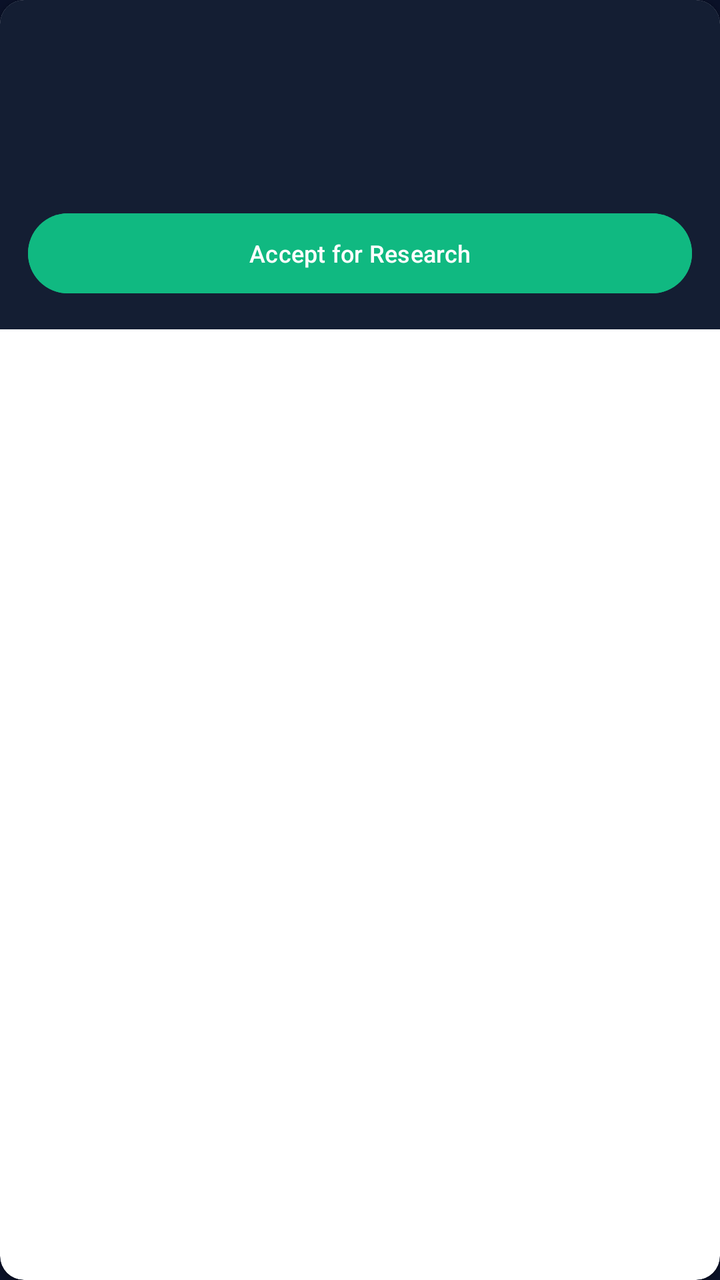
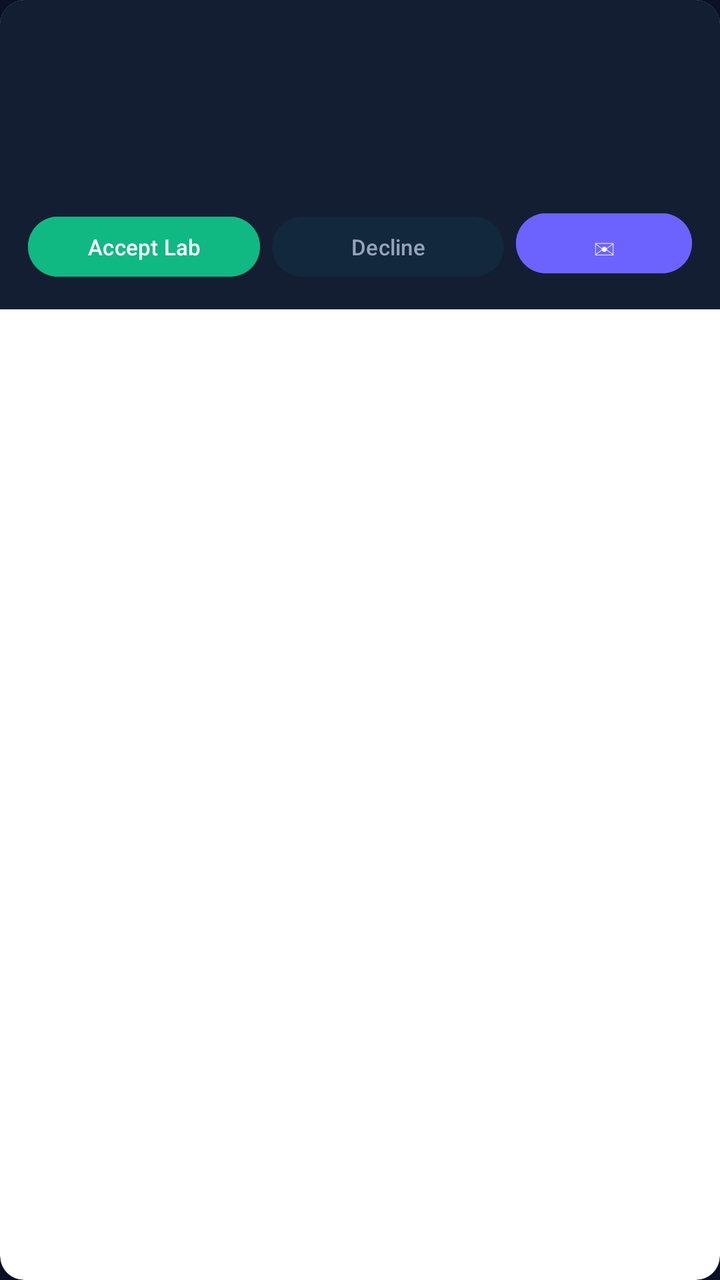

Before-and-after screenshots of an Android layout around one commit, followed by the original layout XML and the change that was made.
<!-- AndroidManifest.xml: application theme Theme.WizardsOfTeligati -->
<!-- res/layout/item_student_applicant.xml -->
<?xml version="1.0" encoding="utf-8"?>
<androidx.cardview.widget.CardView xmlns:android="http://schemas.android.com/apk/res/android"
    xmlns:app="http://schemas.android.com/apk/res-auto"
    android:layout_width="match_parent"
    android:layout_height="wrap_content"
    android:layout_marginVertical="6dp"
    app:cardCornerRadius="12dp">

    <LinearLayout
        android:layout_width="match_parent"
        android:layout_height="wrap_content"
        android:background="@color/card_dark"
        android:orientation="vertical"
        android:padding="14dp">

        <LinearLayout
            android:layout_width="match_parent"
            android:layout_height="wrap_content"
            android:orientation="horizontal">

            <TextView
                android:id="@+id/tvApplicantName"
                android:layout_width="wrap_content"
                android:layout_height="wrap_content"
                android:textColor="@color/text_primary"
                android:textSize="15sp"
                android:textStyle="bold" />

            <View
                android:layout_width="0dp"
                android:layout_height="0dp"
                android:layout_weight="1" />

            <TextView
                android:id="@+id/tvApplicantCgpa"
                android:layout_width="wrap_content"
                android:layout_height="wrap_content"
                android:textColor="@color/emerald_green"
                android:textSize="13sp"
                android:textStyle="bold" />
        </LinearLayout>

        <TextView
            android:id="@+id/tvApplicantDeptRoll"
            android:layout_width="wrap_content"
            android:layout_height="wrap_content"
            android:textColor="@color/accent_purple"
            android:textSize="12sp" />

        <TextView
            android:id="@+id/tvApplicantInterest"
            android:layout_width="wrap_content"
            android:layout_height="wrap_content"
            android:layout_marginTop="4dp"
            android:textColor="@color/mystic_cyan"
            android:textSize="13sp" />

        <TextView
            android:id="@+id/tvApplicantSkills"
            android:layout_width="wrap_content"
            android:layout_height="wrap_content"
            android:layout_marginTop="4dp"
            android:textColor="@color/text_secondary"
            android:textSize="12sp" />

        <Button
            android:id="@+id/btnAcceptApplicant"
            android:layout_width="match_parent"
            android:layout_height="wrap_content"
            android:layout_marginTop="10dp"
            android:backgroundTint="@color/emerald_green"
            android:text="Accept for Research"
            android:textColor="@color/white"
            android:textSize="12sp" />
    </LinearLayout>
</androidx.cardview.widget.CardView>
<!-- resources referenced by this layout -->
<resources>
  <color name="accent_purple">#6C63FF</color>
  <color name="card_dark">#141E33</color>
  <color name="emerald_green">#10B981</color>
  <color name="mystic_cyan">#00ADB5</color>
  <color name="text_primary">#F1F5F9</color>
  <color name="text_secondary">#94A3B8</color>
  <color name="white">#FFFFFF</color>
  <style name="Theme.WizardsOfTeligati" parent="Theme.Material3.DayNight.NoActionBar">
          <item name="colorPrimary">@color/mystic_cyan</item>
          <item name="colorSecondary">@color/accent_purple</item>
          <item name="android:windowBackground">@color/deep_navy</item>
          <item name="colorSurface">@color/card_dark</item>
          <item name="colorOnSurface">@color/text_primary</item>
          <item name="colorOnPrimary">@color/deep_navy</item>
      </style>
  <color name="deep_navy">#0A1128</color>
</resources>

<!-- the commit's change to res/layout/item_student_applicant.xml (unified diff, before → after) -->
@@ -63,14 +63,42 @@
             android:textColor="@color/text_secondary"
             android:textSize="12sp" />
 
-        <Button
-            android:id="@+id/btnAcceptApplicant"
+        <LinearLayout
             android:layout_width="match_parent"
             android:layout_height="wrap_content"
             android:layout_marginTop="10dp"
-            android:backgroundTint="@color/emerald_green"
-            android:text="Accept for Research"
-            android:textColor="@color/white"
-            android:textSize="12sp" />
+            android:orientation="horizontal">
+
+            <Button
+                android:id="@+id/btnAcceptApplicant"
+                android:layout_width="0dp"
+                android:layout_height="38dp"
+                android:layout_weight="1"
+                android:backgroundTint="@color/emerald_green"
+                android:text="Accept Lab"
+                android:textColor="@color/white"
+                android:textSize="11sp" />
+
+            <Button
+                android:id="@+id/btnRejectApplicant"
+                android:layout_width="0dp"
+                android:layout_height="38dp"
+                android:layout_marginStart="6dp"
+                android:layout_weight="1"
+                android:backgroundTint="@color/card_dark"
+                android:text="Decline"
+                android:textColor="@color/text_secondary"
+                android:textSize="11sp" />
+
+            <Button
+                android:id="@+id/btnMessageApplicant"
+                android:layout_width="wrap_content"
+                android:layout_height="38dp"
+                android:layout_marginStart="6dp"
+                android:backgroundTint="@color/accent_purple"
+                android:text="✉"
+                android:textColor="@color/white"
+                android:textSize="14sp" />
+        </LinearLayout>
     </LinearLayout>
 </androidx.cardview.widget.CardView>
